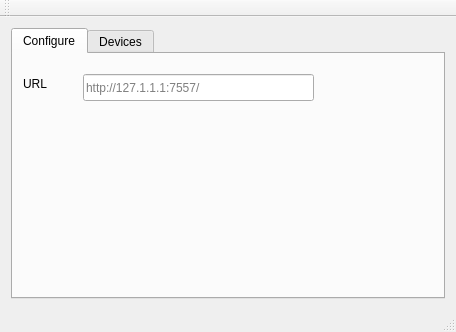
ZdanowskiS/GenieACS-QT-smallGUI, file mainwindow.ui: the form before one commit.
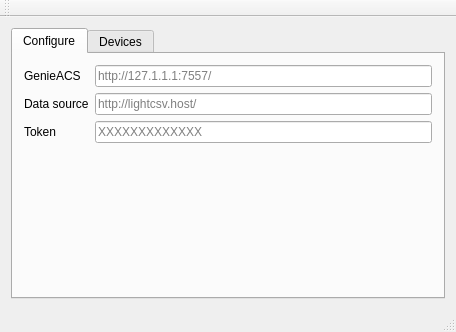
The form after the commit.

```diff
--- a/mainwindow.ui
+++ b/mainwindow.ui
@@ -39,32 +39,56 @@
        <attribute name="title">
         <string>Configure</string>
        </attribute>
+       <layout class="QFormLayout" name="formLayout">
+        <item row="0" column="0">
+         <widget class="QLabel" name="label">
+          <property name="text">
+           <string>GenieACS</string>
+          </property>
+         </widget>
+        </item>
+        <item row="0" column="1">
        <widget class="QLineEdit" name="urlEdit">
-        <property name="geometry">
-         <rect>
-          <x>70</x>
-          <y>20</y>
-          <width>231</width>
-          <height>27</height>
-         </rect>
-        </property>
         <property name="placeholderText">
          <string>http://127.1.1.1:7557/</string>
         </property>
        </widget>
-       <widget class="QLabel" name="label">
-        <property name="geometry">
-         <rect>
-          <x>10</x>
-          <y>20</y>
-          <width>67</width>
-          <height>19</height>
-         </rect>
-        </property>
+        </item>
+        <item row="1" column="0">
+         <widget class="QLabel" name="label_3">
+          <property name="text">
+           <string>Data source</string>
+          </property>
+         </widget>
+        </item>
+        <item row="1" column="1">
+         <widget class="QLineEdit" name="guiurlEdit">
         <property name="text">
-         <string>URL</string>
-        </property>
-       </widget>
+           <string/>
+          </property>
+          <property name="placeholderText">
+           <string>http://lightcsv.host/</string>
+          </property>
+         </widget>
+        </item>
+        <item row="2" column="0">
+         <widget class="QLabel" name="label_4">
+          <property name="text">
+           <string>Token</string>
+          </property>
+         </widget>
+        </item>
+        <item row="2" column="1">
+         <widget class="QLineEdit" name="guitokenEdit">
+          <property name="text">
+           <string/>
+          </property>
+          <property name="placeholderText">
+           <string>XXXXXXXXXXXXX</string>
+          </property>
+         </widget>
+        </item>
+       </layout>
       </widget>
       <widget class="QWidget" name="tab_devices">
        <attribute name="title">
```
Lines whose indentation alone changed are shown as unchanged.
